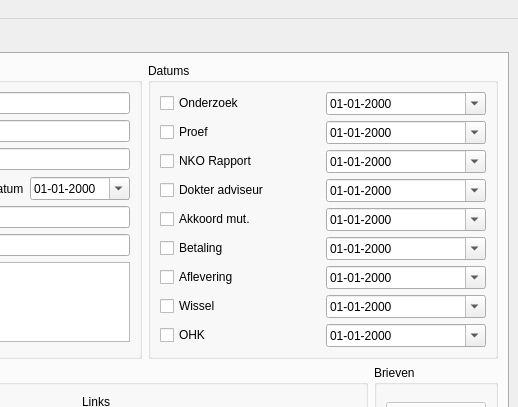
The window that AudioAdmin/ui/universum.ui (Roelio81/audioadmin) describes before a commit, drawn with Qt 5; both pictures show x 536 to 1054 and y 0 to 407 of the 1054 by 848 pixel window.
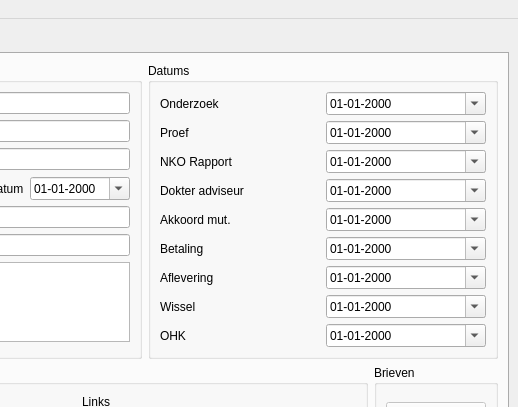
The same window after the commit. Icons and pictures are not drawn.

Commit message: Verwerken feedback na guided demo: datums optioneel = 1-1-1900 ipv via vinkjes en meest recente prijs = prijs van laatste proef

What changed in the file:
```diff
--- a/AudioAdmin/ui/universum.ui
+++ b/AudioAdmin/ui/universum.ui
@@ -290,13 +290,6 @@
              <string>Datums</string>
             </property>
             <layout class="QGridLayout" name="gridLayout_2">
-             <item row="0" column="0">
-              <widget class="QCheckBox" name="c_datumOnderzoek">
-               <property name="text">
-                <string>Onderzoek</string>
-               </property>
-              </widget>
-             </item>
              <item row="0" column="1">
               <widget class="QDateEdit" name="m_datumOnderzoek">
                <property name="displayFormat">
@@ -307,13 +300,6 @@
                </property>
               </widget>
              </item>
-             <item row="1" column="0">
-              <widget class="QCheckBox" name="c_datumProef">
-               <property name="text">
-                <string>Proef</string>
-               </property>
-              </widget>
-             </item>
              <item row="1" column="1">
               <widget class="QDateEdit" name="m_datumProef">
                <property name="displayFormat">
@@ -324,13 +310,6 @@
                </property>
               </widget>
              </item>
-             <item row="2" column="0">
-              <widget class="QCheckBox" name="c_datumNKO">
-               <property name="text">
-                <string>NKO Rapport</string>
-               </property>
-              </widget>
-             </item>
              <item row="2" column="1">
               <widget class="QDateEdit" name="m_datumNKO">
                <property name="displayFormat">
@@ -341,13 +320,6 @@
                </property>
               </widget>
              </item>
-             <item row="3" column="0">
-              <widget class="QCheckBox" name="c_datumAdviseur">
-               <property name="text">
-                <string>Dokter adviseur</string>
-               </property>
-              </widget>
-             </item>
              <item row="3" column="1">
               <widget class="QDateEdit" name="m_datumAdviseur">
                <property name="displayFormat">
@@ -358,13 +330,6 @@
                </property>
               </widget>
              </item>
-             <item row="4" column="0">
-              <widget class="QCheckBox" name="c_datumMutualiteit">
-               <property name="text">
-                <string>Akkoord mut.</string>
-               </property>
-              </widget>
-             </item>
              <item row="4" column="1">
               <widget class="QDateEdit" name="m_datumMutualiteit">
                <property name="displayFormat">
@@ -375,13 +340,6 @@
                </property>
               </widget>
              </item>
-             <item row="5" column="0">
-              <widget class="QCheckBox" name="c_datumBetaling">
-               <property name="text">
-                <string>Betaling</string>
-               </property>
-              </widget>
-             </item>
              <item row="5" column="1">
               <widget class="QDateEdit" name="m_datumBetaling">
                <property name="displayFormat">
@@ -392,13 +350,6 @@
                </property>
               </widget>
              </item>
-             <item row="6" column="0">
-              <widget class="QCheckBox" name="c_datumAflevering">
-               <property name="text">
-                <string>Aflevering</string>
-               </property>
-              </widget>
-             </item>
              <item row="6" column="1">
               <widget class="QDateEdit" name="m_datumAflevering">
                <property name="displayFormat">
@@ -409,13 +360,6 @@
                </property>
               </widget>
              </item>
-             <item row="7" column="0">
-              <widget class="QCheckBox" name="c_datumWissel">
-               <property name="text">
-                <string>Wissel</string>
-               </property>
-              </widget>
-             </item>
              <item row="7" column="1">
               <widget class="QDateEdit" name="m_datumWissel">
                <property name="displayFormat">
@@ -426,13 +370,6 @@
                </property>
               </widget>
              </item>
-             <item row="8" column="0">
-              <widget class="QCheckBox" name="c_datumOHK">
-               <property name="text">
-                <string>OHK</string>
-               </property>
-              </widget>
-             </item>
              <item row="8" column="1">
               <widget class="QDateEdit" name="m_datumOHK">
                <property name="displayFormat">
@@ -443,6 +380,69 @@
                </property>
               </widget>
              </item>
+             <item row="0" column="0">
+              <widget class="QLabel" name="l_datumOnderzoek">
+               <property name="text">
+                <string>Onderzoek</string>
+               </property>
+              </widget>
+             </item>
+             <item row="1" column="0">
+              <widget class="QLabel" name="l_datumProef">
+               <property name="text">
+                <string>Proef</string>
+               </property>
+              </widget>
+             </item>
+             <item row="2" column="0">
+              <widget class="QLabel" name="l_datumNKO">
+               <property name="text">
+                <string>NKO Rapport</string>
+               </property>
+              </widget>
+             </item>
+             <item row="3" column="0">
+              <widget class="QLabel" name="l_datumAdviseur">
+               <property name="text">
+                <string>Dokter adviseur</string>
+               </property>
+              </widget>
+             </item>
+             <item row="4" column="0">
+              <widget class="QLabel" name="l_datumMutualiteit">
+               <property name="text">
+                <string>Akkoord mut.</string>
+               </property>
+              </widget>
+             </item>
+             <item row="5" column="0">
+              <widget class="QLabel" name="l_datumBetaling">
+               <property name="text">
+                <string>Betaling</string>
+               </property>
+              </widget>
+             </item>
+             <item row="6" column="0">
+              <widget class="QLabel" name="l_datumAflevering">
+               <property name="text">
+                <string>Aflevering</string>
+               </property>
+              </widget>
+             </item>
+             <item row="7" column="0">
+              <widget class="QLabel" name="l_datumWissel">
+               <property name="text">
+                <string>Wissel</string>
+               </property>
+              </widget>
+             </item>
+             <item row="8" column="0">
+              <widget class="QLabel" name="l_datumOHK">
+               <property name="text">
+                <string>OHK</string>
+               </property>
+              </widget>
+             </item>
             </layout>
            </widget>
           </item>
```
The commit also changes 10 other files.
